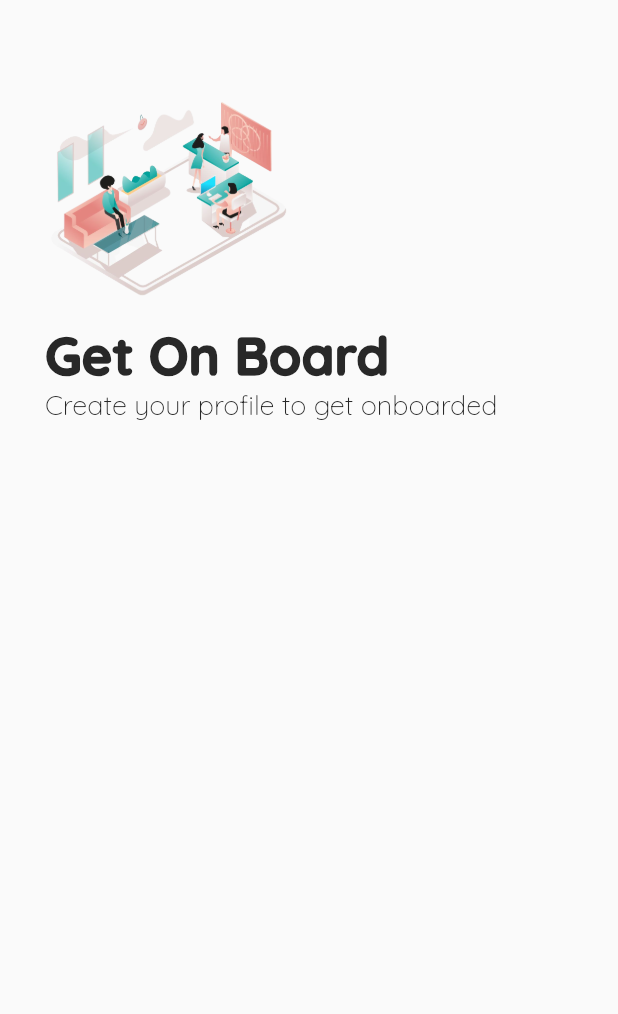
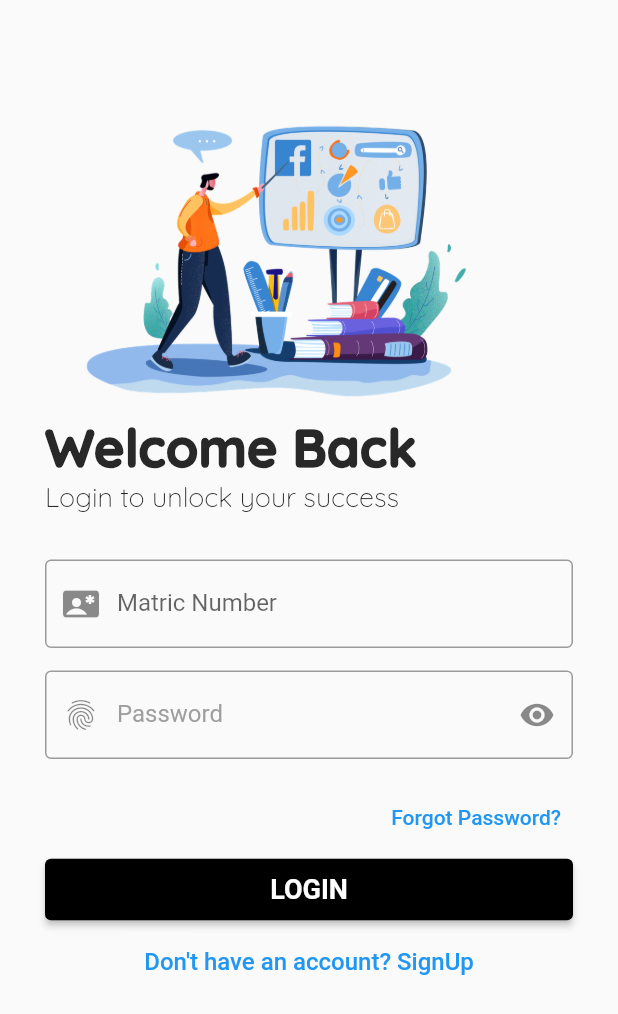
Before and after one commit to Deonorla/CBT_MOBILE_APPLICATION, a Flutter app: the screen it shows after launch, on a phone screen of 412 x 824 dp. Shown: the top 1014 px of the screen. Run offline on Flutter 3.47's test engine with Material 2 defaults, Android fonts, the phone set to English and light mode, and no system bars; our stand-ins replace cached_network_image, cloud_firestore, firebase_auth, firebase_core, firebase_storage, get and 5 more; accounts and stored records are empty.

Commit message:
[Added login and sign up page]

```diff
--- a/lib/main.dart
+++ b/lib/main.dart
@@ -3,6 +3,7 @@ import 'package:cbt_mobile_application/configs/themes/app_light_theme.dart';
 import 'package:cbt_mobile_application/data_uploader_screen.dart';
 import 'package:cbt_mobile_application/routes/app_routes.dart';
 import 'package:cbt_mobile_application/screens/home/home_screen.dart';
+import 'package:cbt_mobile_application/screens/login/login.dart';
 import 'package:cbt_mobile_application/screens/signup/signup.dart';
 import 'package:cbt_mobile_application/screens/splash/splash_screen.dart';
 import 'package:cbt_mobile_application/screens/welcome_screen/welcome_screen.dart';
@@ -28,7 +29,7 @@ class MyApp extends StatelessWidget {
     return GetMaterialApp(
       debugShowCheckedModeBanner: false,
       theme: Get.find<ThemeController>().lightTheme,
-      home: const SignUp(),
+      home: const Login(),
     );
   }
 }
--- /dev/null
+++ b/lib/screens/login/login.dart
@@ -0,0 +1,35 @@
+import 'package:cbt_mobile_application/screens/signup/widgets/form_header_widget.dart';
+import 'package:flutter/material.dart';
+import 'widget/login_form_widget.dart';
+
+class Login extends StatelessWidget {
+  const Login({super.key});
+  @override
+  Widget build(BuildContext context) {
+    return Scaffold(
+      body: SingleChildScrollView(
+        child: Container(
+          padding: const EdgeInsets.all(30),
+          margin: const EdgeInsets.only(top: 40),
+          child:
+              Column(crossAxisAlignment: CrossAxisAlignment.start, children: [
+            const FormHeaderWidget(
+                title: "Welcome Back",
+                subTitle: "Login to unlock your success",
+                image:
+                    "assets/images/splash_images/facebook-advertisement-tutorial.png"),
+            const LoginFormWidget(),
+            Center(
+              child: TextButton(
+                  onPressed: () {},
+                  child: const Text(
+                    "Don't have an account? SignUp",
+                    style: TextStyle(fontSize: 16),
+                  )),
+            )
+          ]),
+        ),
+      ),
+    );
+  }
+}
--- /dev/null
+++ b/lib/screens/login/widget/login_form_widget.dart
@@ -0,0 +1,63 @@
+import 'package:cbt_mobile_application/constants/colors.dart';
+import 'package:flutter/material.dart';
+
+class LoginFormWidget extends StatelessWidget {
+  const LoginFormWidget({
+    super.key,
+  });
+
+  @override
+  Widget build(BuildContext context) {
+    return Form(
+      child: Container(
+        margin: const EdgeInsets.only(top: 30),
+        child: Column(
+          children: [
+            TextFormField(
+              decoration: const InputDecoration(
+                  label: Text("Matric Number"),
+                  prefixIcon: Icon(Icons.contact_emergency),
+                  border: OutlineInputBorder(borderSide: BorderSide())),
+            ),
+            const SizedBox(
+              height: 15,
+            ),
+            TextFormField(
+              decoration: InputDecoration(
+                  label: const Text("Password"),
+                  prefixIcon: const Icon(Icons.fingerprint),
+                  suffixIcon: IconButton(
+                      onPressed: () {},
+                      icon: const Icon(Icons.remove_red_eye_sharp)),
+                  border: const OutlineInputBorder(),
+                  labelStyle: const TextStyle(color: Colors.grey),
+                  focusedBorder: const OutlineInputBorder(
+                      borderSide: BorderSide(width: 2.0, color: Colors.grey))),
+            ),
+            const SizedBox(
+              height: 15,
+            ),
+            Align(
+              alignment: Alignment.centerRight,
+              child: TextButton(
+                  onPressed: () {}, child: const Text("Forgot Password?")),
+            ),
+            SizedBox(
+              width: double.infinity,
+              child: ElevatedButton(
+                  style: ElevatedButton.styleFrom(
+                      backgroundColor: darkColor,
+                      padding: const EdgeInsets.all(10)),
+                  onPressed: () {},
+                  child: Text(
+                    "Login".toUpperCase(),
+                    style: const TextStyle(
+                        fontSize: 18, fontWeight: FontWeight.w600),
+                  )),
+            )
+          ],
+        ),
+      ),
+    );
+  }
+}
--- a/lib/screens/signup/signup.dart
+++ b/lib/screens/signup/signup.dart
@@ -1,5 +1,6 @@
 import 'package:cbt_mobile_application/screens/signup/widgets/form_header_widget.dart';
 import 'package:flutter/material.dart';
+import 'widgets/sign_up_widget_form.dart';
 
 class SignUp extends StatelessWidget {
   const SignUp({super.key});
@@ -18,12 +19,14 @@ class SignUp extends StatelessWidget {
                 image: "assets/images/splash_images/sign.png",
                 subTitle: "Create your profile to get onboarded",
               ),
-              Container(
-                padding: const EdgeInsets.symmetric(vertical: 20),
-                child: Form(
-                    child: Column(
-                  children: [],
-                )),
+              const SignUpWidgetForm(),
+              Center(
+                child: TextButton(
+                    onPressed: () {},
+                    child: const Text(
+                      "Already have an account? Login",
+                      style: TextStyle(fontSize: 16),
+                    )),
               )
             ],
           ),
--- a/lib/screens/signup/widgets/form_header_widget.dart
+++ b/lib/screens/signup/widgets/form_header_widget.dart
@@ -20,7 +20,7 @@ class FormHeaderWidget extends StatelessWidget {
           image: AssetImage(
             image,
           ),
-          height: size.height * 0.2,
+          height: size.height * 0.25,
         ),
         Text(
           title,
```
Also changed, not shown: lib/screens/signup/widgets/sign_up_widget_form.dart (added, +94 -0 lines), 1 other file.
